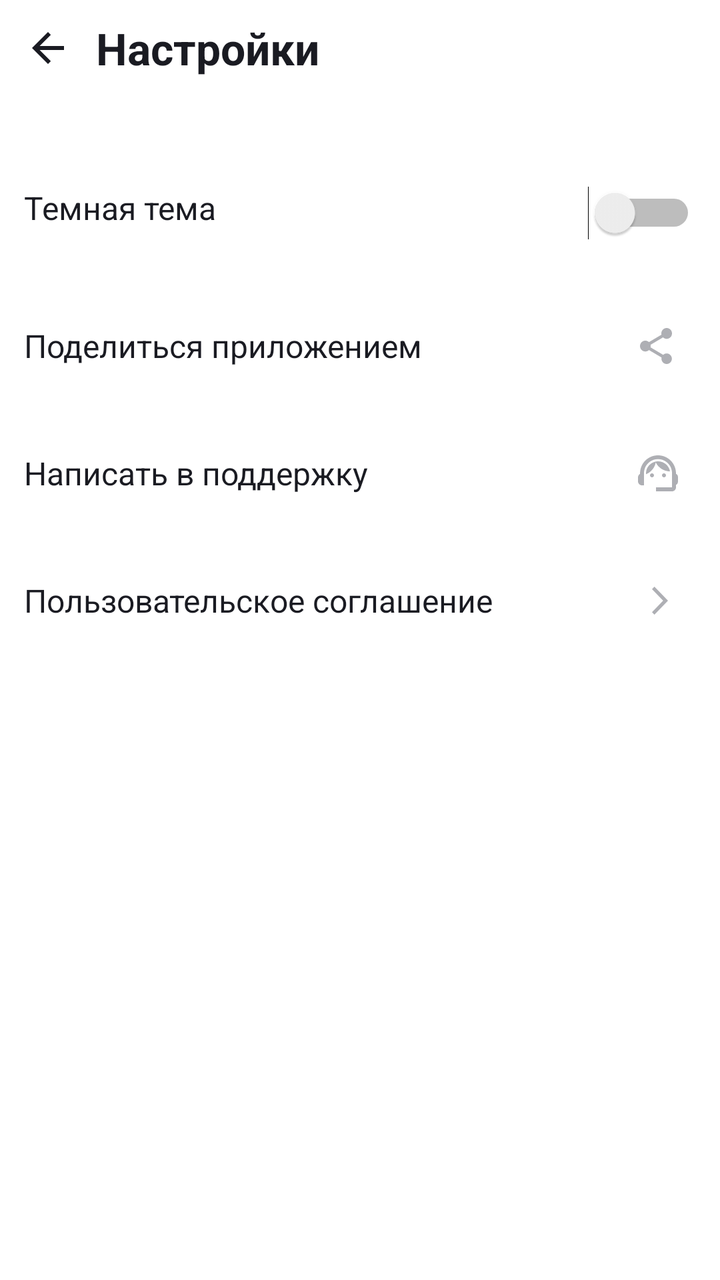
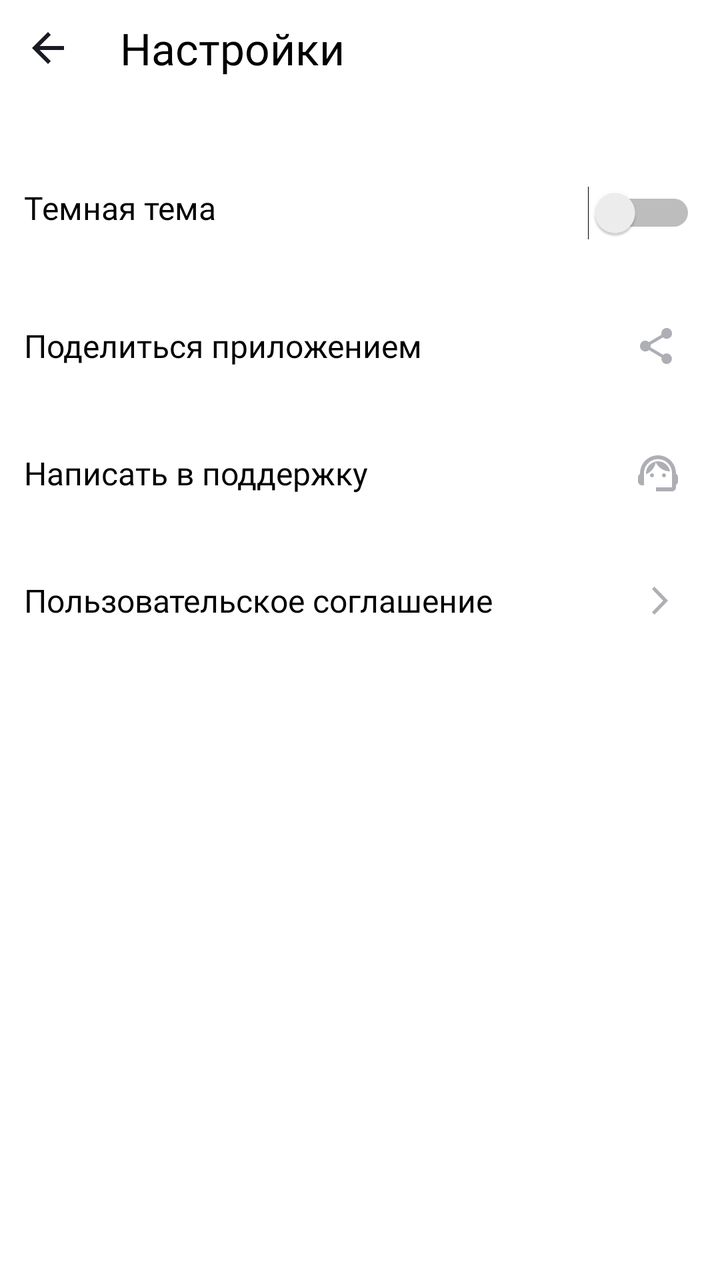

Before-and-after screenshots of an Android layout around one commit, followed by the original layout XML and the change that was made.
<!-- AndroidManifest.xml: application theme Theme.MaterialComponents.DayNight.NoActionBar -->
<!-- res/layout/activity_settings.xml -->
<?xml version="1.0" encoding="utf-8"?>
<LinearLayout xmlns:android="http://schemas.android.com/apk/res/android"
    xmlns:app="http://schemas.android.com/apk/res-auto"
    android:layout_width="match_parent"
    android:layout_height="match_parent"
    android:orientation="vertical"
    >

    <LinearLayout
        android:layout_width="match_parent"
        android:layout_height="wrap_content"
        android:orientation="horizontal">

        <ImageView
            android:id="@+id/arrowBack"
            android:layout_width="wrap_content"
            android:layout_height="wrap_content"
            android:contentDescription="@string/app_name"
            android:src="@drawable/ic_back_arrow"
            android:padding="@dimen/medium_size"
            />
        <TextView
            android:layout_width="wrap_content"
            android:layout_height="match_parent"
            android:text="@string/settings"
            android:gravity="center_vertical"
            android:textSize="@dimen/normal_text"
            android:textColor="@color/black"
            android:textStyle="bold" />
    </LinearLayout>

    <FrameLayout
        android:layout_width="match_parent"
        android:layout_height="wrap_content"
        android:layout_marginTop="@dimen/large_size"
        android:layout_marginHorizontal="@dimen/medium_size"
        android:paddingVertical="@dimen/big_size">
        <TextView
            android:layout_width="wrap_content"
            android:layout_height="match_parent"
            android:text="@string/night_theme"
            android:textSize="@dimen/medium_text"
            android:textColor="@color/black"
            android:layout_gravity="start"/>

        <Switch
            android:layout_width="wrap_content"
            android:layout_height="match_parent"
            android:layout_gravity="end" />
    </FrameLayout>

    <FrameLayout
        android:layout_width="match_parent"
        android:layout_height="wrap_content"
        android:layout_marginHorizontal="@dimen/medium_size"
        android:paddingVertical="@dimen/big_size">
        <TextView
            android:layout_width="wrap_content"
            android:layout_height="match_parent"
            android:text="@string/share_application"
            android:textSize="@dimen/medium_text"
            android:textColor="@color/black"
            android:layout_gravity="start"/>

        <ImageView
            android:layout_width="wrap_content"
            android:layout_height="match_parent"
            android:layout_gravity="end"
            android:src="@drawable/ic_share"
            android:layout_marginRight="@dimen/medium_size"/>
    </FrameLayout>

    <FrameLayout
        android:layout_width="match_parent"
        android:layout_height="wrap_content"
        android:layout_marginHorizontal="@dimen/medium_size"
        android:paddingVertical="@dimen/big_size">
        <TextView
            android:layout_width="wrap_content"
            android:layout_height="match_parent"
            android:text="@string/support"
            android:textSize="@dimen/medium_text"
            android:textColor="@color/black"
            android:layout_gravity="start"/>

        <ImageView
            android:layout_width="wrap_content"
            android:layout_height="match_parent"
            android:layout_gravity="end"
            android:src="@drawable/ic_support"
            android:layout_marginRight="9dp"/>
    </FrameLayout>

    <FrameLayout
        android:layout_width="match_parent"
        android:layout_height="wrap_content"
        android:layout_marginHorizontal="@dimen/medium_size"
        android:paddingVertical="@dimen/big_size">
        <TextView
            android:layout_width="wrap_content"
            android:layout_height="match_parent"
            android:text="@string/user_agreement"
            android:textSize="@dimen/medium_text"
            android:textColor="@color/black"
            android:layout_gravity="start"/>

        <ImageView
            android:layout_width="wrap_content"
            android:layout_height="match_parent"
            android:layout_gravity="end"
            android:src="@drawable/ic_forward_arrow"
            android:layout_marginRight="8dp"/>
    </FrameLayout>
</LinearLayout>
<!-- resources referenced by this layout -->
<resources>
  <color name="black">#1A1B22</color>
  <dimen name="big_size">21dp</dimen>
  <dimen name="large_size">24dp</dimen>
  <dimen name="medium_size">12dp</dimen>
  <dimen name="medium_text">16sp</dimen>
  <dimen name="normal_text">22sp</dimen>
  <!-- drawable ic_back_arrow (drawable) -->
  <vector xmlns:android="http://schemas.android.com/apk/res/android"
      android:width="24dp"
      android:height="24dp"
      android:viewportWidth="24"
      android:viewportHeight="24">
    <group>
      <clip-path
          android:pathData="M0,0h24v24h-24z"/>
      <path
          android:pathData="M20,11H7.83L13.42,5.41L12,4L4,12L12,20L13.41,18.59L7.83,13H20V11Z"
          android:fillColor="#1A1B22"/>
    </group>
  </vector>
  <!-- drawable ic_forward_arrow (drawable) -->
  <vector xmlns:android="http://schemas.android.com/apk/res/android"
      android:width="14dp"
      android:height="14dp"
      android:viewportWidth="14"
      android:viewportHeight="14">
    <path
        android:pathData="M0,12.748L1.213,14L8,7L1.213,0L0,1.252L5.573,7L0,12.748Z"
        android:fillColor="#AEAFB4"/>
  </vector>
  <!-- drawable ic_share (drawable) -->
  <vector xmlns:android="http://schemas.android.com/apk/res/android"
      android:width="16dp"
      android:height="18dp"
      android:viewportWidth="16"
      android:viewportHeight="18">
    <path
        android:pathData="M13.333,12.723C12.658,12.723 12.053,12.994 11.591,13.419L5.253,9.669C5.298,9.461 5.333,9.253 5.333,9.036C5.333,8.819 5.298,8.611 5.253,8.404L11.52,4.69C12,5.142 12.631,5.422 13.333,5.422C14.809,5.422 16,4.211 16,2.711C16,1.211 14.809,0 13.333,0C11.858,0 10.667,1.211 10.667,2.711C10.667,2.928 10.702,3.136 10.747,3.343L4.48,7.057C4,6.605 3.369,6.325 2.667,6.325C1.191,6.325 0,7.536 0,9.036C0,10.536 1.191,11.747 2.667,11.747C3.369,11.747 4,11.467 4.48,11.015L10.809,14.774C10.764,14.964 10.738,15.163 10.738,15.361C10.738,16.816 11.902,18 13.333,18C14.764,18 15.929,16.816 15.929,15.361C15.929,13.907 14.764,12.723 13.333,12.723Z"
        android:fillColor="#AEAFB4"/>
  </vector>
  <string name="app_name">Playlist maker</string>
  <string name="night_theme">Темная тема</string>
  <string name="settings">Настройки</string>
  <string name="share_application">Поделиться приложением</string>
  <string name="support">Написать в поддержку</string>
  <string name="user_agreement">Пользовательское соглашение</string>
  <!-- unchanged entries left out for length: 1 -->
</resources>

<!-- the commit's change to res/layout/activity_settings.xml (unified diff, before → after) -->
@@ -4,7 +4,7 @@
     android:layout_width="match_parent"
     android:layout_height="match_parent"
     android:orientation="vertical"
-    >
+    style="@style/Background">
 
     <LinearLayout
         android:layout_width="match_parent"
@@ -18,6 +18,7 @@
             android:contentDescription="@string/app_name"
             android:src="@drawable/ic_back_arrow"
             android:padding="@dimen/medium_size"
+            style="@style/Drawable"
             />
         <TextView
             android:layout_width="wrap_content"
@@ -25,89 +26,58 @@
             android:text="@string/settings"
             android:gravity="center_vertical"
             android:textSize="@dimen/normal_text"
-            android:textColor="@color/black"
-            android:textStyle="bold" />
+            android:layout_marginLeft="12dp"
+            android:fontFamily="@font/ys_display_medium"
+            android:textFontWeight="500"
+            style="@style/Text"/>
     </LinearLayout>
 
     <FrameLayout
-        android:layout_width="match_parent"
-        android:layout_height="wrap_content"
         android:layout_marginTop="@dimen/large_size"
-        android:layout_marginHorizontal="@dimen/medium_size"
-        android:paddingVertical="@dimen/big_size">
+        style="@style/SettingsLayout">
         <TextView
-            android:layout_width="wrap_content"
-            android:layout_height="match_parent"
             android:text="@string/night_theme"
-            android:textSize="@dimen/medium_text"
-            android:textColor="@color/black"
-            android:layout_gravity="start"/>
+            style="@style/SettingsText"/>
+
 
         <Switch
-            android:layout_width="wrap_content"
-            android:layout_height="match_parent"
-            android:layout_gravity="end" />
+            style="@style/SwitchStyle"
+            />
     </FrameLayout>
 
     <FrameLayout
-        android:layout_width="match_parent"
-        android:layout_height="wrap_content"
-        android:layout_marginHorizontal="@dimen/medium_size"
-        android:paddingVertical="@dimen/big_size">
+        style="@style/SettingsLayout">
         <TextView
-            android:layout_width="wrap_content"
-            android:layout_height="match_parent"
             android:text="@string/share_application"
-            android:textSize="@dimen/medium_text"
-            android:textColor="@color/black"
-            android:layout_gravity="start"/>
+            style="@style/SettingsText"/>
 
         <ImageView
-            android:layout_width="wrap_content"
-            android:layout_height="match_parent"
-            android:layout_gravity="end"
+            style="@style/SettingsImage"
             android:src="@drawable/ic_share"
             android:layout_marginRight="@dimen/medium_size"/>
     </FrameLayout>
 
     <FrameLayout
-        android:layout_width="match_parent"
-        android:layout_height="wrap_content"
-        android:layout_marginHorizontal="@dimen/medium_size"
-        android:paddingVertical="@dimen/big_size">
+        style="@style/SettingsLayout">
         <TextView
-            android:layout_width="wrap_content"
-            android:layout_height="match_parent"
             android:text="@string/support"
-            android:textSize="@dimen/medium_text"
-            android:textColor="@color/black"
-            android:layout_gravity="start"/>
+            style="@style/SettingsText"/>
 
         <ImageView
-            android:layout_width="wrap_content"
-            android:layout_height="match_parent"
-            android:layout_gravity="end"
+            style="@style/SettingsImage"
             android:src="@drawable/ic_support"
             android:layout_marginRight="9dp"/>
     </FrameLayout>
 
     <FrameLayout
-        android:layout_width="match_parent"
-        android:layout_height="wrap_content"
-        android:layout_marginHorizontal="@dimen/medium_size"
-        android:paddingVertical="@dimen/big_size">
+        style="@style/SettingsLayout">
         <TextView
-            android:layout_width="wrap_content"
-            android:layout_height="match_parent"
             android:text="@string/user_agreement"
-            android:textSize="@dimen/medium_text"
-            android:textColor="@color/black"
-            android:layout_gravity="start"/>
+            style="@style/SettingsText" />
+
 
         <ImageView
-            android:layout_width="wrap_content"
-            android:layout_height="match_parent"
-            android:layout_gravity="end"
+            style="@style/SettingsImage"
             android:src="@drawable/ic_forward_arrow"
             android:layout_marginRight="8dp"/>
     </FrameLayout>
<!-- resource entries referenced after the edit -->
@@ -5,6 +5,7 @@
   <dimen name="large_size">24dp</dimen>
   <dimen name="medium_size">12dp</dimen>
   <dimen name="medium_text">16sp</dimen>
+  <color name="blackText">#000000</color>
   <dimen name="normal_text">22sp</dimen>
   <!-- drawable ic_back_arrow (drawable) -->
   <vector xmlns:android="http://schemas.android.com/apk/res/android"
@@ -46,6 +47,41 @@
   <string name="share_application">Поделиться приложением</string>
   <string name="support">Написать в поддержку</string>
   <string name="user_agreement">Пользовательское соглашение</string>
+  <style name="Background">
+          <item name="android:background">@color/white</item>
+      </style>
+  <style name="Drawable">
+          <item name="tint">@color/black</item>
+      </style>
+  <style name="SettingsImage">
+          <item name="android:layout_width">wrap_content</item>
+          <item name="android:layout_height">match_parent</item>
+          <item name="android:layout_gravity">end</item>
+      </style>
+  <style name="SettingsLayout">
+          <item name="android:layout_width">match_parent</item>
+          <item name="android:layout_height">wrap_content</item>
+          <item name="android:layout_marginHorizontal">@dimen/medium_size</item>
+          <item name="android:paddingVertical">@dimen/big_size</item>
+      </style>
+  <style name="SettingsText">
+          <item name="android:layout_width">wrap_content</item>
+          <item name="android:layout_height">match_parent</item>
+          <item name="android:textSize">@dimen/medium_text</item>
+          <item name="android:textColor">@color/blackText</item>
+          <item name="android:layout_gravity">start</item>
+          <item name="android:fontFamily">@font/ys_display_regular</item>
+          <item name="android:textFontWeight">400</item>
+      </style>
+  <style name="SwitchStyle">
+          <item name="android:layout_width">wrap_content</item>
+          <item name="android:layout_height">match_parent</item>
+          <item name="android:layout_gravity">end</item>
+      </style>
+  <style name="Text">
+          <item name="android:textColor">@color/blackText</item>
+      </style>
+  <color name="white">#FFFFFF</color>
   <!-- unchanged entries left out for length: 1 -->
 </resources>
 
